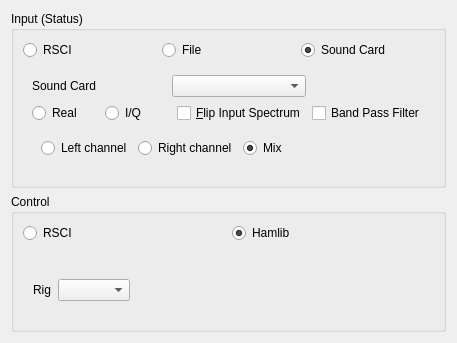
mmjee/dream-patched, file dream/src/GUI-QT/receiverinputwidget.ui: the form before one commit.
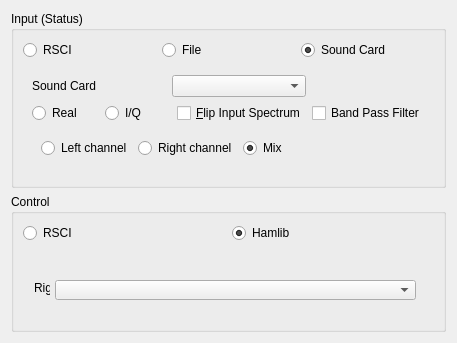
The form after the commit.

```diff
--- a/dream/src/GUI-QT/receiverinputwidget.ui
+++ b/dream/src/GUI-QT/receiverinputwidget.ui
@@ -372,30 +372,29 @@
          <number>0</number>
         </property>
         <widget class="QWidget" name="pageHamlib">
-         <widget class="QWidget" name="layoutWidget">
+         <widget class="QLabel" name="label">
           <property name="geometry">
            <rect>
-            <x>10</x>
-            <y>30</y>
-            <width>97</width>
-            <height>22</height>
+            <x>11</x>
+            <y>31</y>
+            <width>16</width>
+            <height>16</height>
            </rect>
           </property>
-          <layout class="QHBoxLayout" name="horizontalLayout">
-           <item>
-            <widget class="QLabel" name="label">
-             <property name="text">
-              <string>Rig</string>
-             </property>
-            </widget>
-           </item>
-           <item>
-            <widget class="QComboBox" name="comboBoxRig"/>
-           </item>
-          </layout>
+          <property name="text">
+           <string>Rig</string>
+          </property>
          </widget>
-         <zorder>layoutWidget</zorder>
-         <zorder>stackedWidgetStatus</zorder>
+         <widget class="QComboBox" name="comboBoxRig">
+          <property name="geometry">
+           <rect>
+            <x>32</x>
+            <y>31</y>
+            <width>361</width>
+            <height>20</height>
+           </rect>
+          </property>
+         </widget>
         </widget>
         <widget class="QWidget" name="pageRSCIControl">
          <widget class="QLabel" name="label_2">
```
